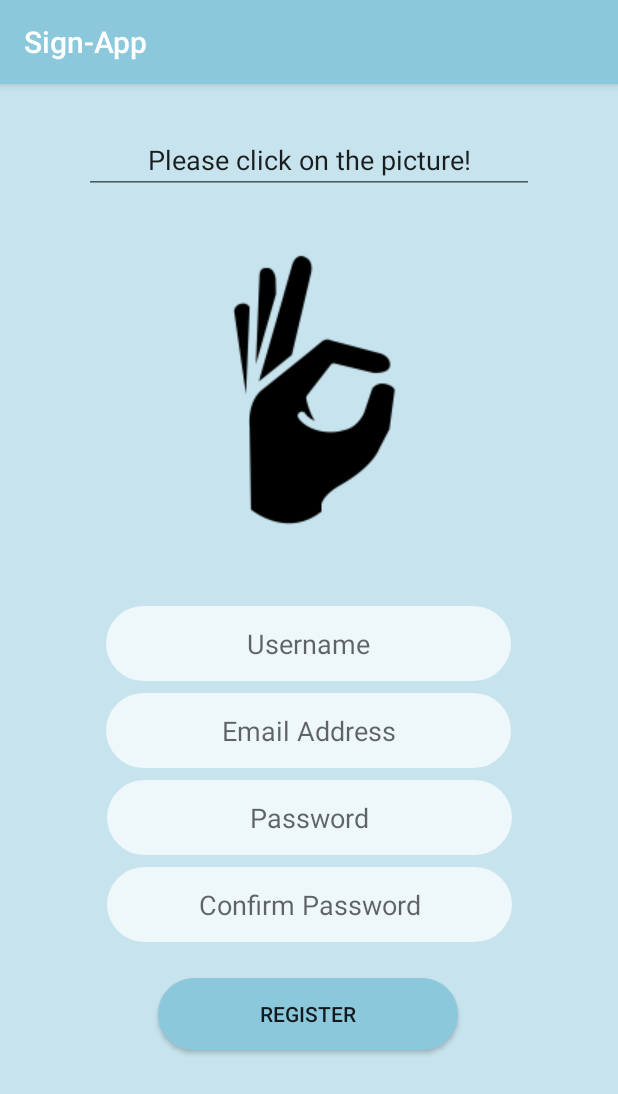
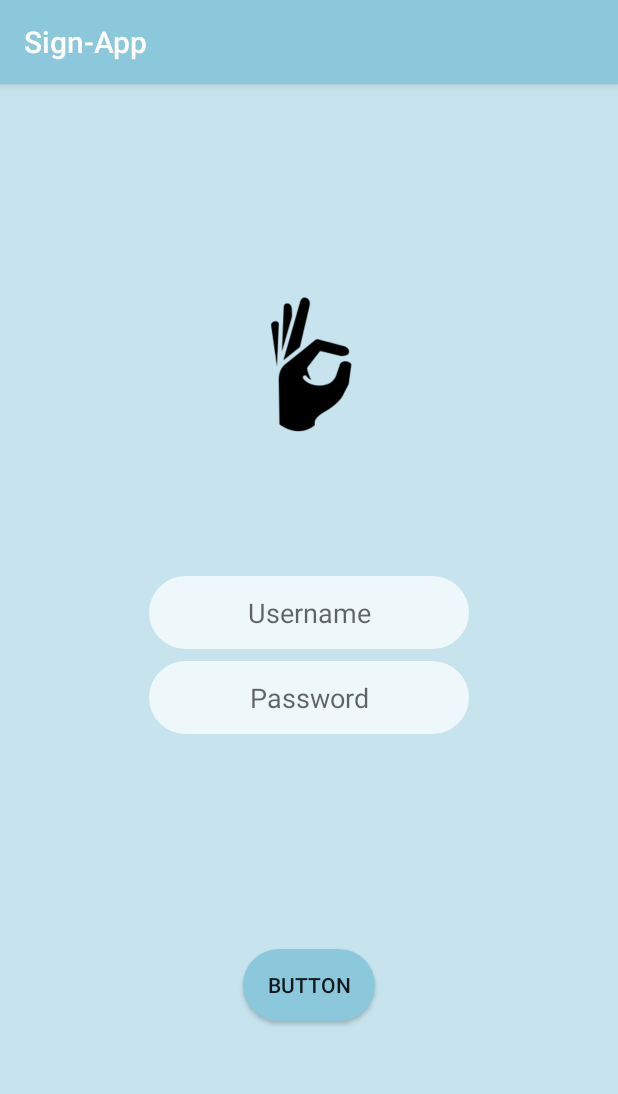
Before and after one commit to indigu/Final-Year-Project, an Android app: the screen it shows after launch (RegisterActivity before the commit, LoginActivity after it), on a phone screen of 412 x 824 dp. Shown: the top 1094 px of the screen. Run offline under Robolectric (Android 15) with nearby library versions, the phone set to English and light mode, and no system bars; our stand-ins replace Firebase (no records; nobody signed in at launch, a user with empty details on screens opened directly).

Commit message:
Login Page
Created login page, and change first intent into loginpage first

```diff
--- a/SignApp/app/src/main/AndroidManifest.xml
+++ b/SignApp/app/src/main/AndroidManifest.xml
@@ -11,14 +11,15 @@
         android:roundIcon="@mipmap/ic_launcher_round"
         android:supportsRtl="true"
         android:theme="@style/AppTheme">
-        <activity android:name=".Activities.Home"></activity>
-        <activity android:name=".Activities.RegisterActivity">
+        <activity android:name=".Activities.LoginActivity">
             <intent-filter>
                 <action android:name="android.intent.action.MAIN" />
 
                 <category android:name="android.intent.category.LAUNCHER" />
             </intent-filter>
         </activity>
+        <activity android:name=".Activities.HomeActivity" />
+        <activity android:name=".Activities.RegisterActivity"></activity>
     </application>
 
 </manifest>
--- a/SignApp/app/src/main/java/com/example/sign_app/Activities/Home.java
+++ b/SignApp/app/src/main/java/com/example/sign_app/Activities/HomeActivity.java
@@ -5,7 +5,7 @@ import android.os.Bundle;
 
 import com.example.sign_app.R;
 
-public class Home extends AppCompatActivity {
+public class HomeActivity extends AppCompatActivity {
 
     @Override
     protected void onCreate(Bundle savedInstanceState) {
--- /dev/null
+++ b/SignApp/app/src/main/java/com/example/sign_app/Activities/LoginActivity.java
@@ -0,0 +1,90 @@
+package com.example.sign_app.Activities;
+
+import android.content.Intent;
+import android.support.annotation.NonNull;
+import android.support.v7.app.AppCompatActivity;
+import android.os.Bundle;
+import android.view.View;
+import android.widget.Button;
+import android.widget.EditText;
+import android.widget.ProgressBar;
+import android.widget.Toast;
+
+import com.example.sign_app.R;
+import com.google.android.gms.tasks.OnCompleteListener;
+import com.google.android.gms.tasks.Task;
+import com.google.firebase.auth.AuthResult;
+import com.google.firebase.auth.FirebaseAuth;
+
+public class LoginActivity extends AppCompatActivity {
+
+    private EditText userMail, userPass;
+    private Button btnLogin;
+    private ProgressBar loginProgress;
+    private FirebaseAuth loginAuth;
+    private Intent HomeActivity;
+
+
+    @Override
+    protected void onCreate(Bundle savedInstanceState) {
+        super.onCreate(savedInstanceState);
+        setContentView(R.layout.activity_login);
+
+        userMail = findViewById(R.id.loginMail);
+        userPass = findViewById(R.id.loginPassword);
+        btnLogin = findViewById(R.id.loginBtn);
+        loginProgress = findViewById(R.id.loginProgressBar);
+        loginAuth = FirebaseAuth.getInstance();
+        HomeActivity = new Intent(this, com.example.sign_app.Activities.HomeActivity.class);
+
+        loginProgress.setVisibility(View.INVISIBLE);
+        btnLogin.setOnClickListener(new View.OnClickListener() {
+            @Override
+            public void onClick(View v) {
+                loginProgress.setVisibility(View.VISIBLE);
+                btnLogin.setVisibility(View.INVISIBLE);
+
+                final String mail = userMail.getText().toString();
+                final String pass = userPass.getText().toString();
+
+                if (mail.isEmpty() || pass.isEmpty()){
+                    showMessage("Please make sure all fields are not empty");
+                }
+                else{
+                    login(mail,pass);
+                }
+
+            }
+        });
+
+
+    }
+
+    private void login(String mail, String pass) {
+
+        loginAuth.signInWithEmailAndPassword(mail, pass).addOnCompleteListener(new OnCompleteListener<AuthResult>() {
+            @Override
+            public void onComplete(@NonNull Task<AuthResult> task) {
+
+                if(task.isSuccessful()){
+
+                    loginProgress.setVisibility(View.INVISIBLE);
+                    btnLogin.setVisibility(View.VISIBLE);
+                    updateUI();
+                }
+                else{
+                    showMessage(task.getException().getMessage());
+                }
+            }
+        });
+    }
+
+    private void updateUI() {
+        startActivity(HomeActivity);
+        finish();
+    }
+
+    private void showMessage(String s) {
+        Toast.makeText(getApplicationContext(),s, Toast.LENGTH_SHORT).show();
+    }
+}
--- a/SignApp/app/src/main/java/com/example/sign_app/Activities/RegisterActivity.java
+++ b/SignApp/app/src/main/java/com/example/sign_app/Activities/RegisterActivity.java
@@ -1,7 +1,6 @@
 package com.example.sign_app.Activities;
 
 import android.Manifest;
-import android.content.Context;
 import android.content.Intent;
 import android.content.pm.PackageManager;
 import android.net.Uri;
@@ -30,8 +29,6 @@ import com.google.firebase.auth.UserProfileChangeRequest;
 import com.google.firebase.storage.FirebaseStorage;
 import com.google.firebase.storage.StorageReference;
 import com.google.firebase.storage.UploadTask;
-
-import java.net.URI;
 
 public class RegisterActivity extends AppCompatActivity {
 
@@ -178,7 +175,7 @@ public class RegisterActivity extends AppCompatActivity {
     Function to change pages
     */
     private void updateUI() {
-        Intent homePage = new Intent(getApplicationContext(), Home.class);
+        Intent homePage = new Intent(getApplicationContext(), HomeActivity.class);
         startActivity(homePage);
         finish();
     }
--- a/SignApp/app/src/main/res/layout/activity_home.xml
+++ b/SignApp/app/src/main/res/layout/activity_home.xml
@@ -4,6 +4,4 @@
     xmlns:tools="http://schemas.android.com/tools"
     android:layout_width="match_parent"
     android:layout_height="match_parent"
-    tools:context=".Activities.Home">
-
-</android.support.constraint.ConstraintLayout>
+    tools:context=".Activities.HomeActivity"/>
--- /dev/null
+++ b/SignApp/app/src/main/res/layout/activity_login.xml
@@ -0,0 +1,89 @@
+<?xml version="1.0" encoding="utf-8"?>
+<android.support.constraint.ConstraintLayout xmlns:android="http://schemas.android.com/apk/res/android"
+    xmlns:app="http://schemas.android.com/apk/res-auto"
+    xmlns:tools="http://schemas.android.com/tools"
+    android:layout_width="match_parent"
+    android:layout_height="match_parent"
+    android:background="@color/background"
+    tools:context=".Activities.LoginActivity">
+
+    <ImageView
+        android:id="@+id/loginAvatar"
+        android:layout_width="100dp"
+        android:layout_height="100dp"
+        android:layout_marginStart="8dp"
+        android:layout_marginTop="50dp"
+        android:layout_marginEnd="8dp"
+        android:layout_marginBottom="8dp"
+        app:layout_constraintBottom_toTopOf="@+id/loginMail"
+        app:layout_constraintEnd_toEndOf="parent"
+        app:layout_constraintHorizontal_bias="0.498"
+        app:layout_constraintStart_toStartOf="parent"
+        app:layout_constraintTop_toTopOf="parent"
+        app:srcCompat="@drawable/logo" />
+
+    <EditText
+        android:textAlignment="center"
+        android:background="@drawable/register_text_style"
+        android:id="@+id/loginMail"
+        android:layout_width="wrap_content"
+        android:layout_height="wrap_content"
+        android:layout_marginStart="8dp"
+        android:layout_marginEnd="8dp"
+        android:layout_marginBottom="8dp"
+        android:ems="10"
+        android:hint="Username"
+        android:inputType="textPersonName"
+        app:layout_constraintBottom_toTopOf="@+id/halfwayGuideline"
+        app:layout_constraintEnd_toEndOf="parent"
+        app:layout_constraintStart_toStartOf="parent" />
+
+    <EditText
+        android:background="@drawable/register_text_style"
+        android:id="@+id/loginPassword"
+        android:layout_width="wrap_content"
+        android:layout_height="wrap_content"
+        android:layout_marginStart="8dp"
+        android:layout_marginTop="8dp"
+        android:layout_marginEnd="8dp"
+        android:ems="10"
+        android:inputType="textPassword"
+        android:textAlignment="center"
+        android:hint="Password"
+        app:layout_constraintEnd_toEndOf="parent"
+        app:layout_constraintStart_toStartOf="parent"
+        app:layout_constraintTop_toBottomOf="@+id/loginMail" />
+
+    <Button
+        android:background="@drawable/register_button_style"
+        android:id="@+id/loginBtn"
+        android:layout_width="wrap_content"
+        android:layout_height="wrap_content"
+        android:layout_marginStart="8dp"
+        android:layout_marginTop="8dp"
+        android:layout_marginEnd="8dp"
+        android:layout_marginBottom="8dp"
+        android:text="Button"
+        app:layout_constraintBottom_toBottomOf="parent"
+        app:layout_constraintEnd_toEndOf="parent"
+        app:layout_constraintStart_toStartOf="parent"
+        app:layout_constraintTop_toBottomOf="@+id/loginPassword" />
+
+    <android.support.constraint.Guideline
+        android:id="@+id/halfwayGuideline"
+        android:layout_width="wrap_content"
+        android:layout_height="wrap_content"
+        android:orientation="horizontal"
+        app:layout_constraintGuide_percent="0.500684" />
+
+    <ProgressBar
+        android:id="@+id/loginProgressBar"
+        style="?android:attr/progressBarStyle"
+        android:layout_width="wrap_content"
+        android:layout_height="wrap_content"
+        app:layout_constraintBottom_toBottomOf="@+id/loginBtn"
+        app:layout_constraintEnd_toEndOf="@+id/loginBtn"
+        app:layout_constraintStart_toStartOf="@+id/loginBtn"
+        app:layout_constraintTop_toTopOf="@+id/loginBtn" />
+
+</android.support.constraint.ConstraintLayout>
--- a/SignApp/app/src/main/res/layout/activity_register.xml
+++ b/SignApp/app/src/main/res/layout/activity_register.xml
@@ -136,10 +136,9 @@
         android:layout_marginEnd="8dp"
         android:layout_marginBottom="8dp"
         android:ems="10"
+        android:hint="Please click on the picture!"
         android:importantForAutofill="no"
         android:textAlignment="center"
-        android:inputType="text"
-        android:text="Please click on the picture!"
         app:layout_constraintBottom_toTopOf="@+id/regAvatar"
         app:layout_constraintEnd_toEndOf="parent"
         app:layout_constraintStart_toStartOf="parent"
```
